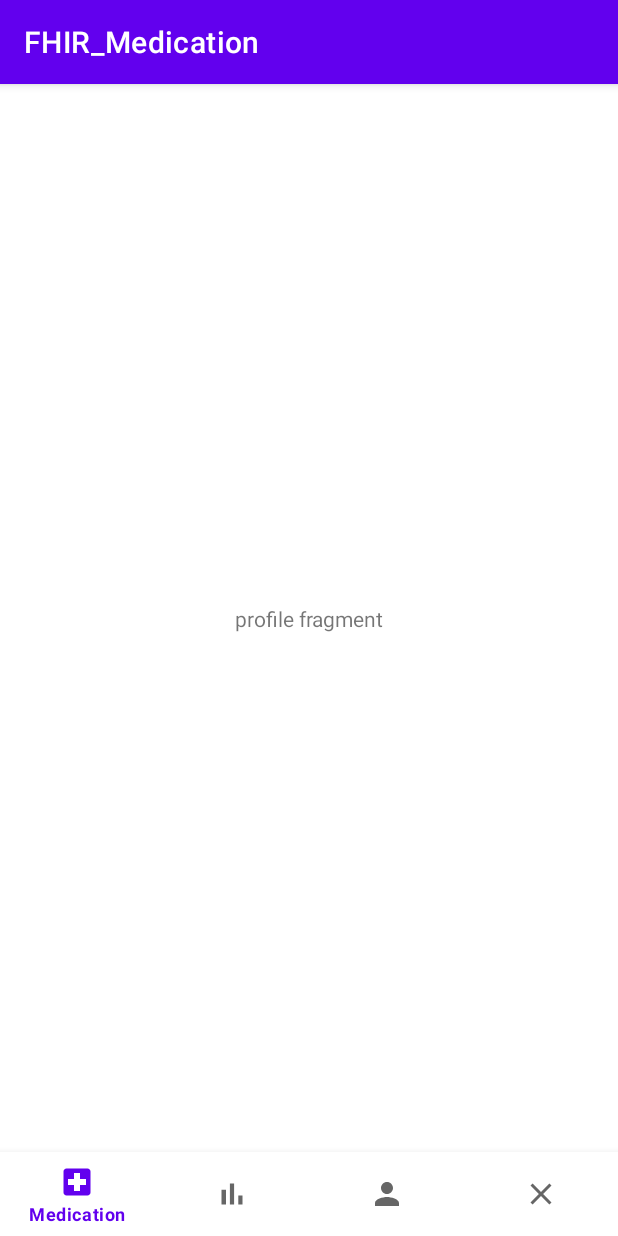
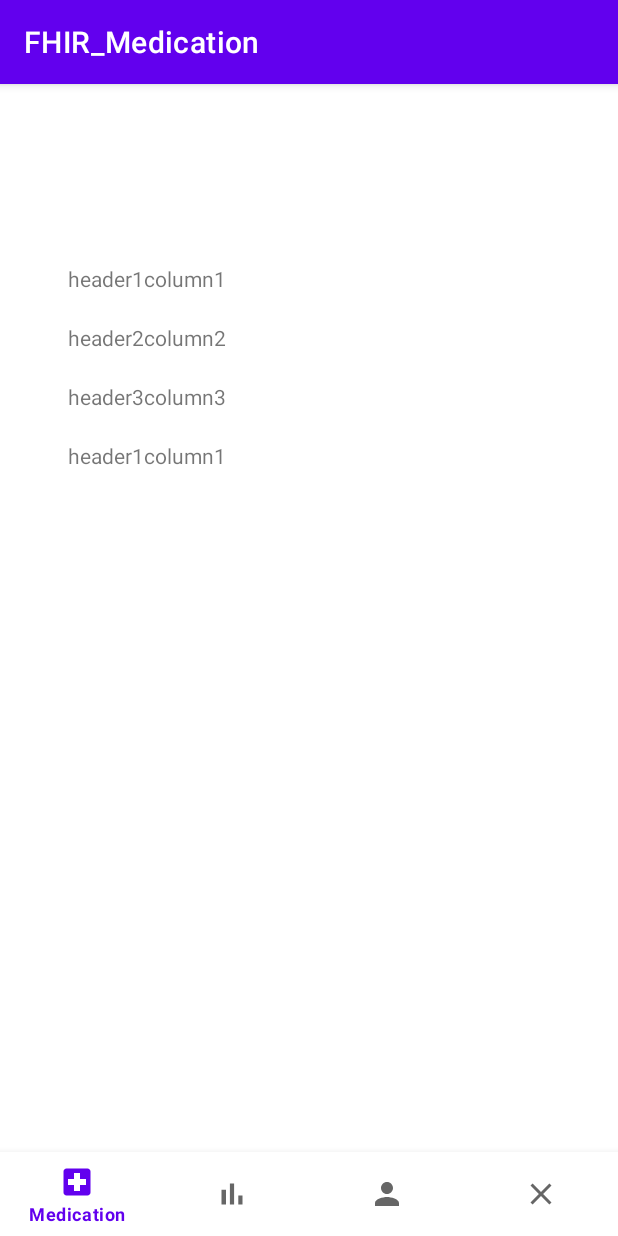
Before and after one commit to material1999/Mobilalk_FHIR_Medication, an Android app: the fragment ProfileFragment placed in its activity, on a phone screen of 412 x 824 dp. Run offline under Robolectric (Android 15) with nearby library versions, the phone set to English and light mode, and no system bars; our stand-ins replace Firebase (no records; nobody signed in at launch, a user with empty details on screens opened directly).

Commit message:
added profile table layout

```diff
--- a/FHIR_Medication/app/src/main/res/layout/fragment_profile.xml
+++ b/FHIR_Medication/app/src/main/res/layout/fragment_profile.xml
@@ -1,18 +1,72 @@
 <?xml version="1.0" encoding="utf-8"?>
-<androidx.constraintlayout.widget.ConstraintLayout xmlns:android="http://schemas.android.com/apk/res/android"
-    xmlns:app="http://schemas.android.com/apk/res-auto"
-    xmlns:tools="http://schemas.android.com/tools"
+<LinearLayout xmlns:android="http://schemas.android.com/apk/res/android"
     android:layout_width="match_parent"
     android:layout_height="match_parent"
-    tools:context=".fragment.ProfileFragment">
+    android:orientation="vertical">
 
-    <TextView
-        android:layout_width="wrap_content"
-        android:layout_height="wrap_content"
-        android:text="profile fragment"
-        app:layout_constraintBottom_toBottomOf="parent"
-        app:layout_constraintEnd_toEndOf="parent"
-        app:layout_constraintStart_toStartOf="parent"
-        app:layout_constraintTop_toTopOf="parent" />
+    <TableLayout
+        android:layout_width="match_parent"
+        android:layout_height="match_parent"
+        android:layout_marginTop="100sp"
+        android:layout_marginBottom="100sp"
+        android:layout_marginLeft="25sp"
+        android:layout_marginRight="25sp"
+        android:paddingTop="10sp"
+        android:paddingBottom="10sp"
+        android:paddingLeft="10sp"
+        android:paddingRight="10sp" >
 
-</androidx.constraintlayout.widget.ConstraintLayout>
+        <TableRow
+            android:layout_height="match_parent"
+            android:layout_margin="10sp" >
+
+            <TextView
+                android:text="header1" />
+
+            <TextView
+                android:text="column1" />
+
+        </TableRow>
+
+        <TableRow
+            android:layout_width="match_parent"
+            android:layout_height="match_parent"
+            android:layout_margin="10sp" >
+
+            <TextView
+                android:text="header2" />
+
+            <TextView
+                android:text="column2" />
+
+        </TableRow>
+
+        <TableRow
+            android:layout_width="match_parent"
+            android:layout_height="match_parent"
+            android:layout_margin="10sp" >
+
+            <TextView
+                android:text="header3" />
+
+            <TextView
+                android:text="column3" />
+
+        </TableRow>
+
+        <TableRow
+            android:layout_width="match_parent"
+            android:layout_height="match_parent"
+            android:layout_margin="10sp" >
+
+            <TextView
+                android:text="header1" />
+
+            <TextView
+                android:text="column1" />
+
+        </TableRow>
+
+    </TableLayout>
+
+</LinearLayout>
```
